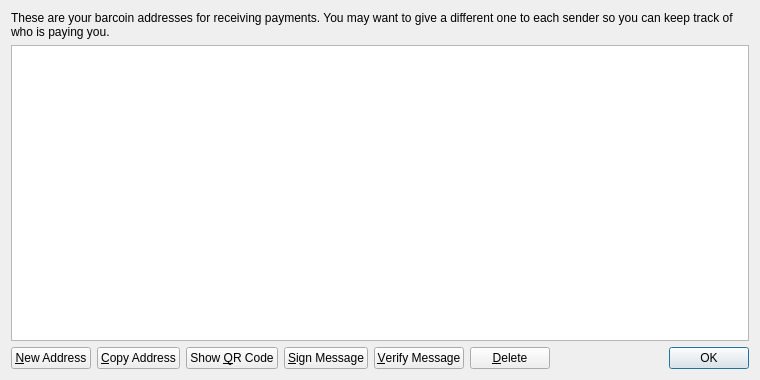
Before: the Qt Designer form src/qt/forms/addressbookpage.ui in lightcoin/lightcoin, drawn with Qt 5.
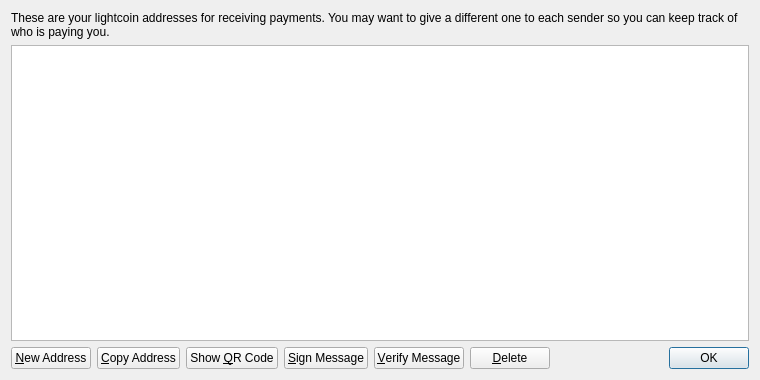
After: the same form once the commit is applied. Icons and pictures are not drawn.

Diff of the .ui file:
```diff
--- a/src/qt/forms/addressbookpage.ui
+++ b/src/qt/forms/addressbookpage.ui
@@ -17,7 +17,7 @@
    <item>
     <widget class="QLabel" name="labelExplanation">
      <property name="text">
-      <string>These are your barcoin addresses for receiving payments. You may want to give a different one to each sender so you can keep track of who is paying you.</string>
+      <string>These are your lightcoin addresses for receiving payments. You may want to give a different one to each sender so you can keep track of who is paying you.</string>
      </property>
      <property name="textFormat">
       <enum>Qt::PlainText</enum>
```
